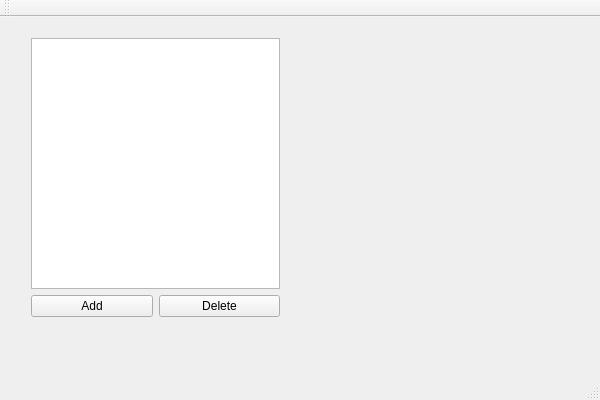
Above: Semester 2/OOP/Exam_25_May/Examen/Examen/Examen.ui from donpaul999/Assignments_UBB before the change. Below: the same form after it.
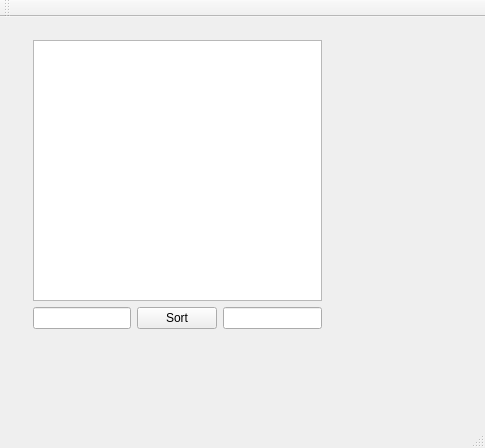
That is the form after the change.

```diff
--- a/Semester 2/OOP/Exam_25_May/Examen/Examen/Examen.ui
+++ b/Semester 2/OOP/Exam_25_May/Examen/Examen/Examen.ui
@@ -6,8 +6,8 @@
    <rect>
     <x>0</x>
     <y>0</y>
-    <width>600</width>
-    <height>400</height>
+    <width>485</width>
+    <height>448</height>
    </rect>
   </property>
   <property name="windowTitle">
@@ -17,10 +17,10 @@
    <widget class="QWidget" name="">
     <property name="geometry">
      <rect>
-      <x>20</x>
-      <y>10</y>
-      <width>271</width>
-      <height>301</height>
+      <x>22</x>
+      <y>12</y>
+      <width>311</width>
+      <height>311</height>
      </rect>
     </property>
     <layout class="QVBoxLayout" name="verticalLayout">
@@ -28,20 +28,23 @@
       <widget class="QListWidget" name="objectListWidget"/>
      </item>
      <item>
+      <layout class="QHBoxLayout" name="horizontalLayout_2">
+       <item>
       <layout class="QHBoxLayout" name="horizontalLayout">
        <item>
-        <widget class="QPushButton" name="addButton">
-         <property name="text">
-          <string>Add</string>
-         </property>
-        </widget>
+          <widget class="QLineEdit" name="manLineEdit"/>
        </item>
        <item>
         <widget class="QPushButton" name="deleteButton">
          <property name="text">
-          <string>Delete</string>
-         </property>
-        </widget>
+            <string>Sort</string>
+           </property>
+          </widget>
+         </item>
+        </layout>
+       </item>
+       <item>
+        <widget class="QLineEdit" name="nbOfCarsLineEdit"/>
        </item>
       </layout>
      </item>
```
Left out of the diff: 4 changed lines with no effect on the pictures. Lines whose indentation alone changed are shown as unchanged.
